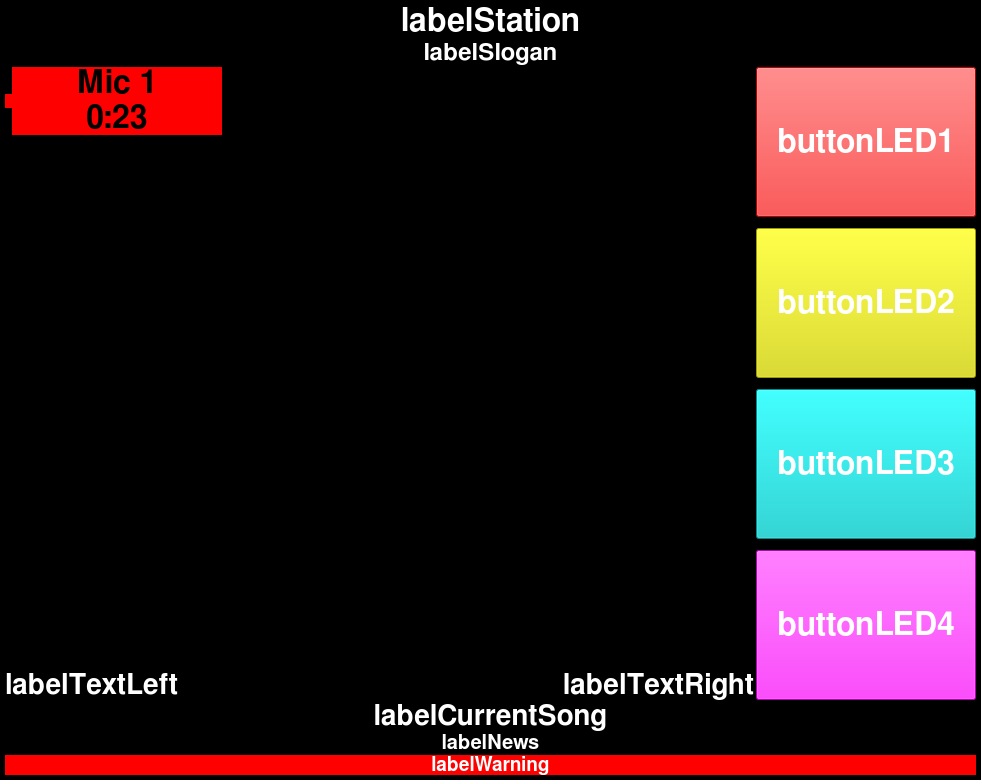
Before: the Qt Designer form mainscreen.ui in saschaludwig/OnAirScreen, drawn with Qt 5.
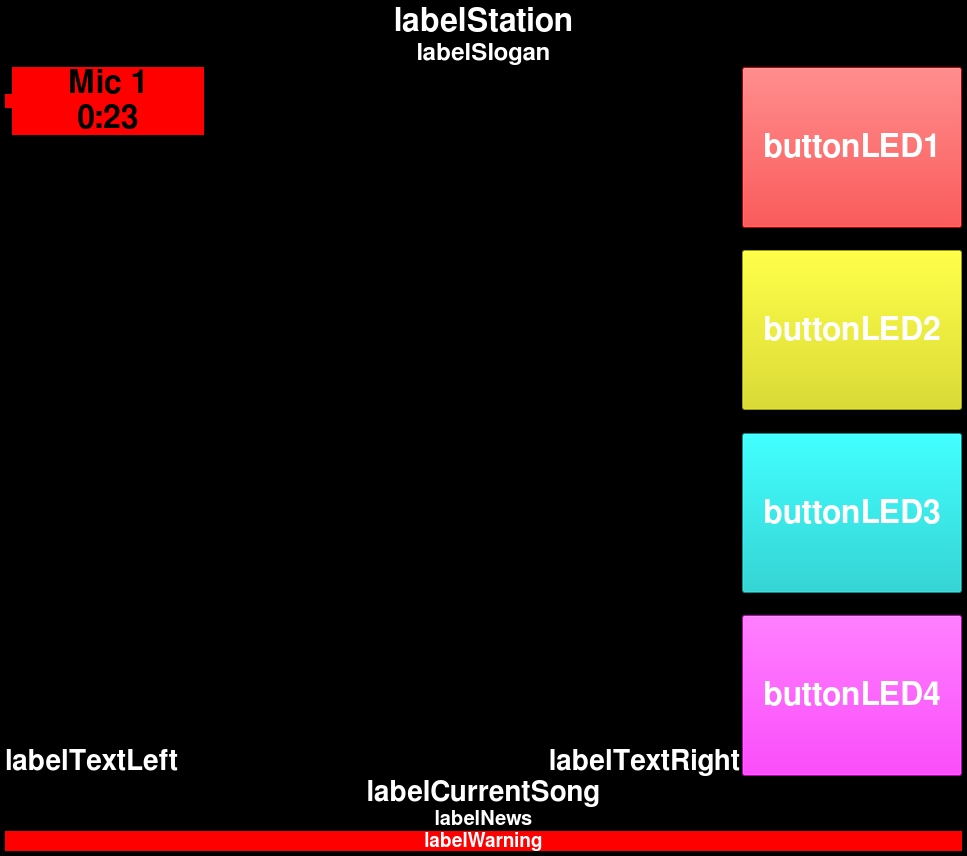
After: the same form once the commit is applied. Icons and pictures are not drawn. Custom widgets are drawn as their Qt base class.

Commit message: changed margin around clock, changed plugin info

```diff
--- a/mainscreen.ui
+++ b/mainscreen.ui
@@ -12,8 +12,8 @@
    <rect>
     <x>0</x>
     <y>0</y>
-    <width>981</width>
-    <height>779</height>
+    <width>967</width>
+    <height>856</height>
    </rect>
   </property>
   <property name="minimumSize">
@@ -331,6 +331,9 @@
    </item>
    <item row="1" column="1" rowspan="2">
     <layout class="QVBoxLayout" name="verticalLayout_3">
+     <property name="margin">
+      <number>2</number>
+     </property>
      <item>
       <widget class="ClockWidget" name="clockWidget" native="true">
        <property name="sizePolicy">
```
Left out of the diff: 2 changed lines with no effect on the pictures. The commit also changes 1 other file.
